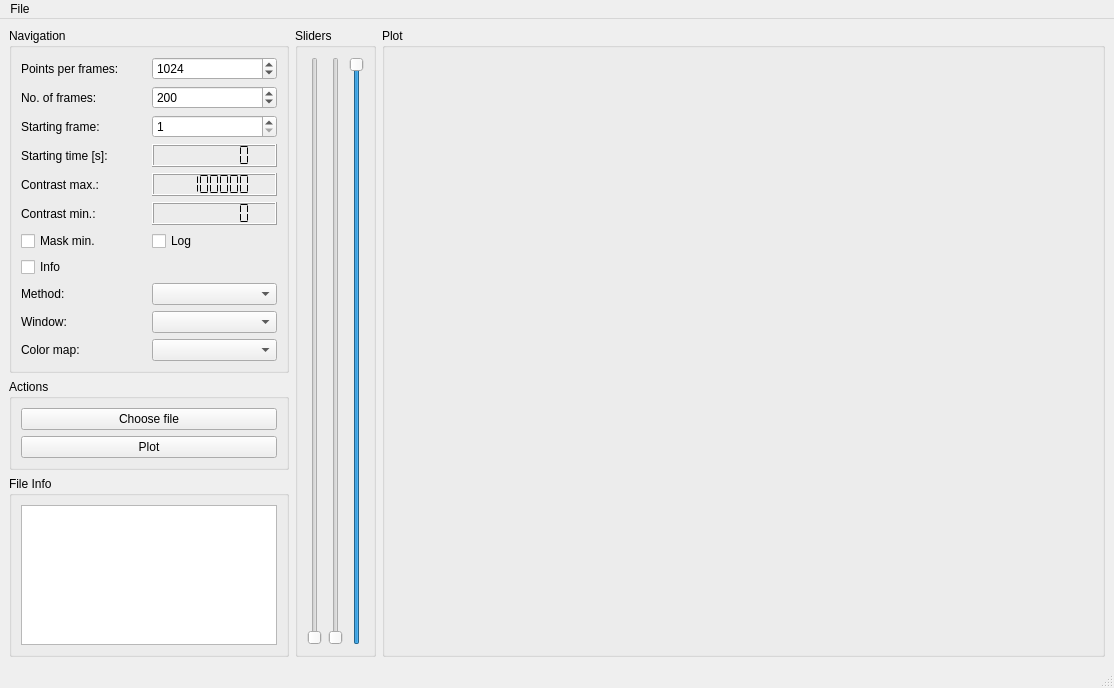
Qt form rsrc/mainwindow.ui (xaratustrah/iqgui) before a commit.
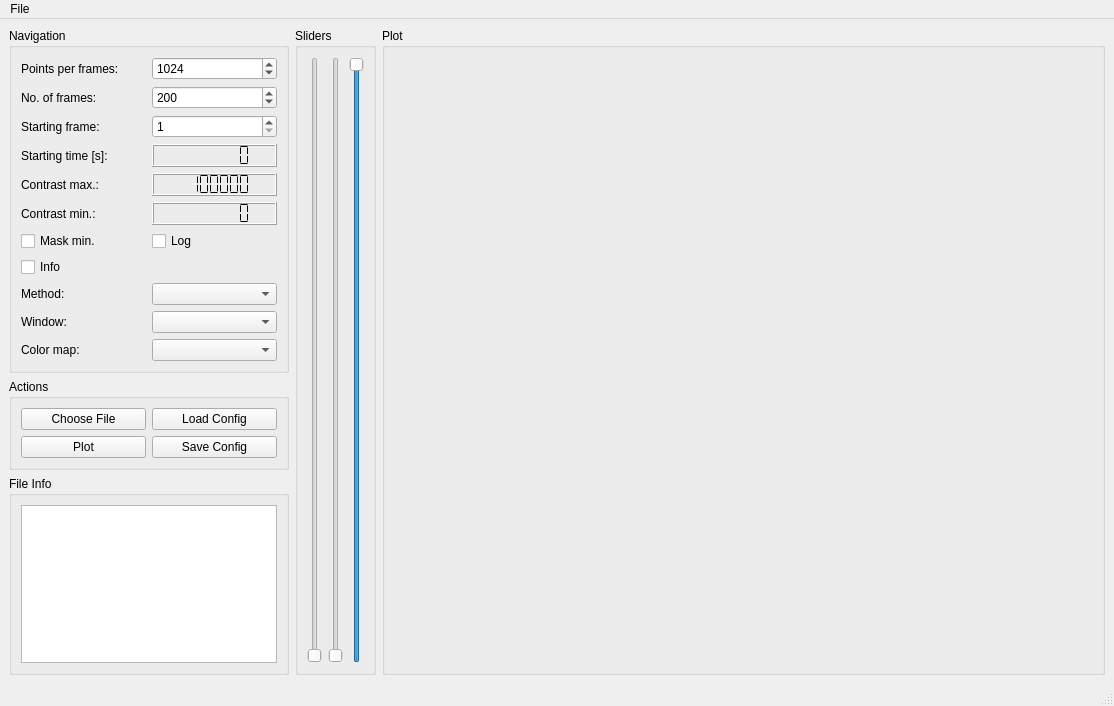
The same form after that commit. Icons and pictures are not drawn. Custom widgets are drawn as their Qt base class.

Commit message: added load and save into config file

Patch:
```diff
--- a/rsrc/mainwindow.ui
+++ b/rsrc/mainwindow.ui
@@ -7,7 +7,7 @@
     <x>0</x>
     <y>0</y>
     <width>1114</width>
-    <height>688</height>
+    <height>706</height>
    </rect>
   </property>
   <property name="windowTitle">
@@ -218,18 +218,32 @@
         <property name="title">
          <string>Actions</string>
         </property>
-        <layout class="QVBoxLayout" name="verticalLayout">
-         <item>
+        <layout class="QGridLayout" name="gridLayout_4">
+         <item row="0" column="1">
+          <widget class="QPushButton" name="pushButton_load_conf">
+           <property name="text">
+            <string>Load Config</string>
+           </property>
+          </widget>
+         </item>
+         <item row="0" column="0">
           <widget class="QPushButton" name="pushButton_choose_file">
            <property name="toolTip">
             <string>Open file [cmd] or [ct</string>
            </property>
            <property name="text">
-            <string>Choose file</string>
+            <string>Choose File</string>
            </property>
           </widget>
          </item>
-         <item>
+         <item row="2" column="1">
+          <widget class="QPushButton" name="pushButton_save_conf">
+           <property name="text">
+            <string>Save Config</string>
+           </property>
+          </widget>
+         </item>
+         <item row="2" column="0">
           <widget class="QPushButton" name="pushButton_replot">
            <property name="toolTip">
             <string>Plot [return]</string>
```
Left out of the diff: 2 changed lines with no effect on the pictures. The commit also changes 3 other files.
